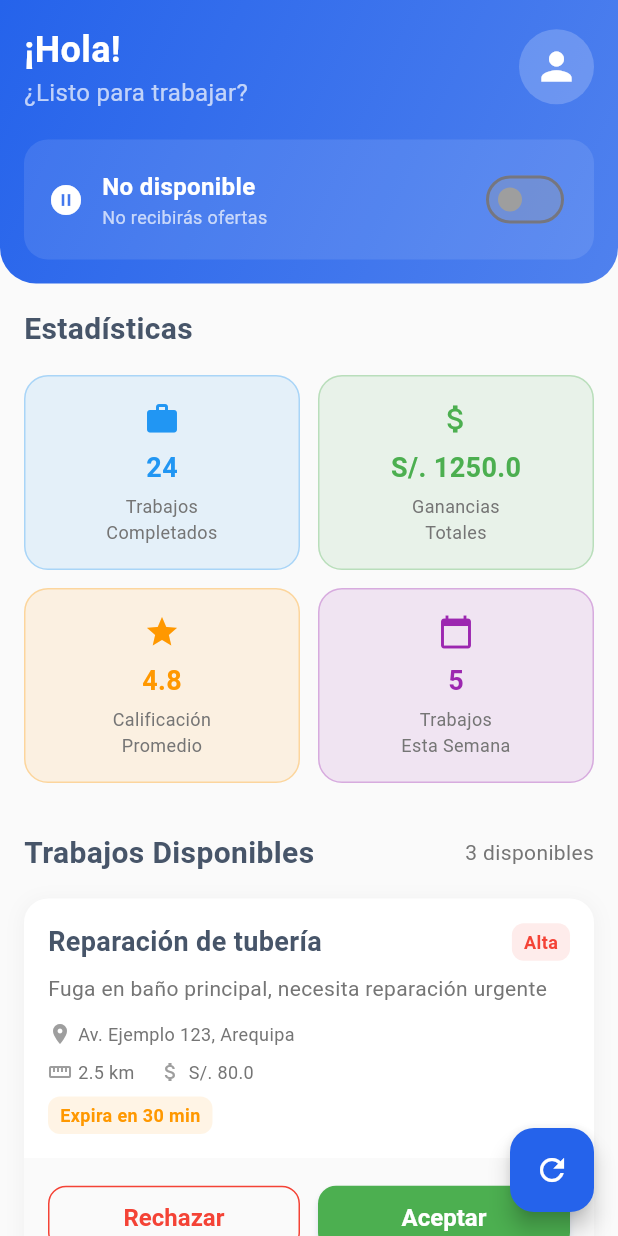
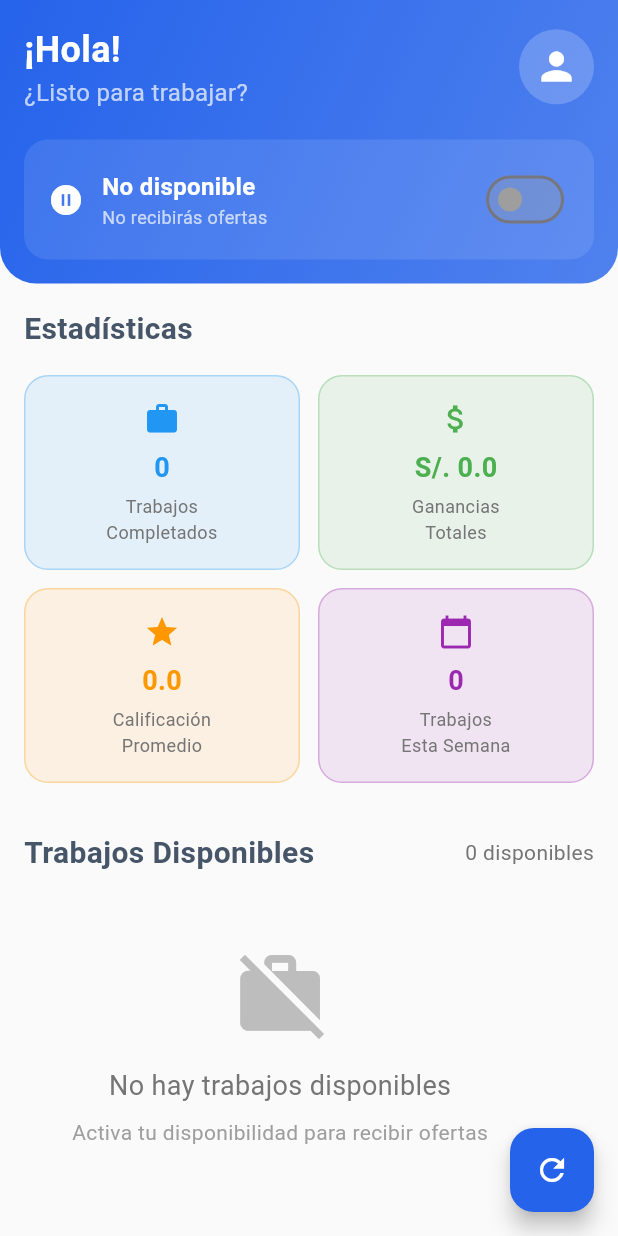
Before and after one commit to Y-ostin/Front-ChambaPE, a Flutter app: the WorkerDashboardScreen screen opened by its route, on a phone screen of 412 x 824 dp. Run offline on Flutter 3.47's test engine with Material 3 defaults, Android fonts, the phone set to English and light mode, and no system bars; our stand-ins replace app_links, cloud_firestore, file_picker, firebase_auth, firebase_core, geolocator and 6 more; accounts and stored records are empty; network calls fail.

Commit message:
fix(worker-dashboard): parsing seguro de decimales y mejoras UI

```diff
--- a/lib/routes/app_router.dart
+++ b/lib/routes/app_router.dart
@@ -10,7 +10,7 @@ import '../providers/nestjs_provider.dart';
 import '../screens/auth/login_screen_new.dart';
 import '../screens/auth/register_screen_new.dart';
 import '../screens/home_client/map_home_client_screen.dart';
-import '../screens/profile/worker_profile_screen.dart';
+import '../screens/worker/worker_profile_screen.dart';
 import '../screens/profile/history/worker_history_screen.dart';
 import '../screens/settings/settings_screen.dart';
 import '../screens/auth/email_verification_screen.dart';
@@ -49,12 +49,12 @@ class AppRouter {
           path: '/worker/dashboard',
           builder: (_, __) => const WorkerDashboardScreen(),
         ),
-
-        // Rutas de perfil
         GoRoute(
           path: '/worker/profile',
           builder: (_, __) => const WorkerProfileScreen(),
         ),
+
+        // Rutas de perfil
         GoRoute(
           path: '/worker/history',
           builder: (_, __) => const WorkerHistoryScreen(),
--- a/lib/screens/worker/worker_dashboard_screen.dart
+++ b/lib/screens/worker/worker_dashboard_screen.dart
@@ -1,6 +1,8 @@
 import 'package:flutter/material.dart';
 import 'package:provider/provider.dart';
+import 'package:go_router/go_router.dart';
 import '../../providers/nestjs_provider.dart';
+import 'package:geolocator/geolocator.dart';
 
 class WorkerDashboardScreen extends StatefulWidget {
   const WorkerDashboardScreen({super.key});
@@ -20,51 +22,14 @@ class _WorkerDashboardScreenState extends State<WorkerDashboardScreen>
 
   // Mock data - después se cargará del backend
   final Map<String, dynamic> _stats = {
-    'totalJobsCompleted': 24,
-    'totalEarnings': 1250.0,
-    'averageRating': 4.8,
-    'jobsThisWeek': 5,
-    'availableJobsNearby': 3,
+    'totalJobsCompleted': 0,
+    'totalEarnings': 0.0,
+    'averageRating': 0.0,
+    'jobsThisWeek': 0,
+    'availableJobsNearby': 0,
   };
 
-  final List<Map<String, dynamic>> _availableJobs = [
-    {
-      'id': 1,
-      'title': 'Reparación de tubería',
-      'description': 'Fuga en baño principal, necesita reparación urgente',
-      'category': 'Plomería',
-      'distanceKm': 2.5,
-      'estimatedEarnings': 80.0,
-      'clientRating': 4.5,
-      'urgency': 'Alta',
-      'location': 'Av. Ejemplo 123, Arequipa',
-      'expiresAt': DateTime.now().add(const Duration(minutes: 30)),
-    },
-    {
-      'id': 2,
-      'title': 'Instalación eléctrica',
-      'description': 'Instalar luminarias en sala de estar',
-      'category': 'Electricidad',
-      'distanceKm': 1.8,
-      'estimatedEarnings': 120.0,
-      'clientRating': 4.8,
-      'urgency': 'Media',
-      'location': 'Calle Falsa 456, Arequipa',
-      'expiresAt': DateTime.now().add(const Duration(hours: 2)),
-    },
-    {
-      'id': 3,
-      'title': 'Pintura de habitación',
-      'description': 'Pintar habitación principal, 12m²',
-      'category': 'Pintura',
-      'distanceKm': 3.2,
-      'estimatedEarnings': 150.0,
-      'clientRating': 4.2,
-      'urgency': 'Baja',
-      'location': 'Jr. Los Pinos 789, Arequipa',
-      'expiresAt': DateTime.now().add(const Duration(hours: 4)),
-    },
-  ];
+  final List<Map<String, dynamic>> _availableJobs = [];
 
   @override
   void initState() {
@@ -96,9 +61,23 @@ class _WorkerDashboardScreenState extends State<WorkerDashboardScreen>
     setState(() => _isLoading = true);
     try {
       final nestJSProvider = context.read<NestJSProvider>();
-      // Aquí cargarías los datos reales del backend
-      // await nestJSProvider.getWorkerDashboardStats();
-      // await nestJSProvider.getAvailableJobs();
+      final stats = await nestJSProvider.getWorkerDashboardStats();
+      final jobs = await nestJSProvider.getWorkerAvailableJobs();
+      final profile = await nestJSProvider.getWorkerProfile();
+
+      if (profile != null && profile['isActiveToday'] != null) {
+        _isActiveToday = profile['isActiveToday'] as bool;
+      }
+
+      if (stats != null) {
+        _stats.addAll(stats);
+      }
+
+      _availableJobs
+        ..clear()
+        ..addAll(jobs);
+
+      _stats['availableJobsNearby'] = _availableJobs.length;
     } catch (e) {
       print('Error cargando datos: $e');
     } finally {
@@ -108,18 +87,49 @@ class _WorkerDashboardScreenState extends State<WorkerDashboardScreen>
 
   Future<void> _toggleActiveToday() async {
     setState(() => _isLoading = true);
+
     try {
       final nestJSProvider = context.read<NestJSProvider>();
-      // await nestJSProvider.toggleWorkerAvailability();
+      bool success = false;
+
+      if (!_isActiveToday) {
+        // Vamos a ACTIVAR disponibilidad → necesitamos ubicación
+        LocationPermission permission = await Geolocator.checkPermission();
+        if (permission == LocationPermission.denied) {
+          permission = await Geolocator.requestPermission();
+        }
+
+        if (permission == LocationPermission.denied ||
+            permission == LocationPermission.deniedForever) {
+          throw Exception(
+              'Permiso de ubicación denegado. Actívalo para recibir trabajos.');
+        }
+
+        final position = await Geolocator.getCurrentPosition(
+            desiredAccuracy: LocationAccuracy.high);
+
+        success = await nestJSProvider.toggleActiveToday(
+          latitude: position.latitude,
+          longitude: position.longitude,
+        );
+      } else {
+        // Desactivando – no necesitamos enviar ubicación
+        success = await nestJSProvider.toggleActiveToday();
+      }
+
+      if (!success) {
+        throw Exception('No se pudo actualizar la disponibilidad');
+      }
+
+      // Actualizar estado local y recargar datos
       setState(() => _isActiveToday = !_isActiveToday);
+      await _loadWorkerData();
 
       ScaffoldMessenger.of(context).showSnackBar(
         SnackBar(
-          content: Text(
-            _isActiveToday
+          content: Text(_isActiveToday
               ? '✅ Ahora estás disponible para recibir trabajos'
-                : '⏸️ Has pausado la recepción de trabajos',
-          ),
+              : '⏸️ Has pausado la recepción de trabajos'),
           backgroundColor: _isActiveToday ? Colors.green : Colors.orange,
         ),
       );
@@ -135,7 +145,7 @@ class _WorkerDashboardScreenState extends State<WorkerDashboardScreen>
   Future<void> _acceptJob(int jobId) async {
     try {
       final nestJSProvider = context.read<NestJSProvider>();
-      // await nestJSProvider.acceptJob(jobId);
+      await nestJSProvider.acceptJob(jobId);
 
       ScaffoldMessenger.of(context).showSnackBar(
         const SnackBar(
@@ -158,7 +168,7 @@ class _WorkerDashboardScreenState extends State<WorkerDashboardScreen>
   Future<void> _rejectJob(int jobId) async {
     try {
       final nestJSProvider = context.read<NestJSProvider>();
-      // await nestJSProvider.rejectJob(jobId);
+      await nestJSProvider.rejectJob(jobId);
 
       ScaffoldMessenger.of(context).showSnackBar(
         const SnackBar(
@@ -219,13 +229,16 @@ class _WorkerDashboardScreenState extends State<WorkerDashboardScreen>
                     ),
                   ],
                 ),
-                CircleAvatar(
+                GestureDetector(
+                  onTap: () => context.push('/worker/profile'),
+                  child: CircleAvatar(
                     radius: 25,
                     backgroundColor: Colors.white.withOpacity(0.2),
                     child: const Icon(
                       Icons.person,
                       color: Colors.white,
                       size: 30,
+                    ),
                   ),
                 ),
               ],
```
Also changed, not shown: lib/providers/nestjs_provider.dart (+71 -8 lines), lib/screens/home_client/map_home_client_screen.dart (+25 -18 lines), lib/screens/worker/worker_profile_screen.dart (added, +108 -0 lines). Lines whose indentation alone changed are shown as unchanged.
